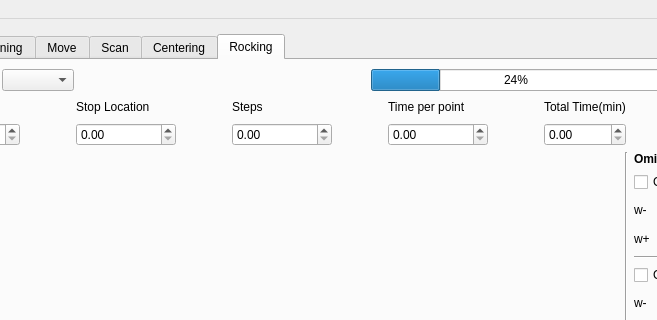
Before: the Qt Designer form main_controller/windows/main_window.ui in ayuzer/HXMA_Python_Gui, drawn with Qt 5; both pictures show x 100 to 757 and y 0 to 320 of the 869 by 815 pixel window.
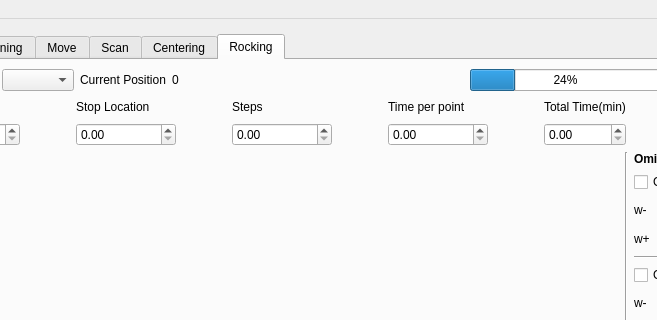
After: the same form once the commit is applied. The open tabs and pages were chosen to show the change.

The edit to the form file:
```diff
--- a/main_controller/windows/main_window.ui
+++ b/main_controller/windows/main_window.ui
@@ -4083,6 +4083,26 @@
               <item>
                <widget class="QComboBox" name="comboBox_rock_motor"/>
               </item>
+              <item>
+               <widget class="QLabel" name="label_motor_currpos_name">
+                <property name="text">
+                 <string>Current Position</string>
+                </property>
+               </widget>
+              </item>
+              <item>
+               <widget class="QLabel" name="label_motor_currpos">
+                <property name="minimumSize">
+                 <size>
+                  <width>100</width>
+                  <height>0</height>
+                 </size>
+                </property>
+                <property name="text">
+                 <string>0</string>
+                </property>
+               </widget>
+              </item>
               <item>
                <spacer name="horizontalSpacer_35">
                 <property name="orientation">
```
Left out of the diff: 16 changed lines with no effect on the pictures.
